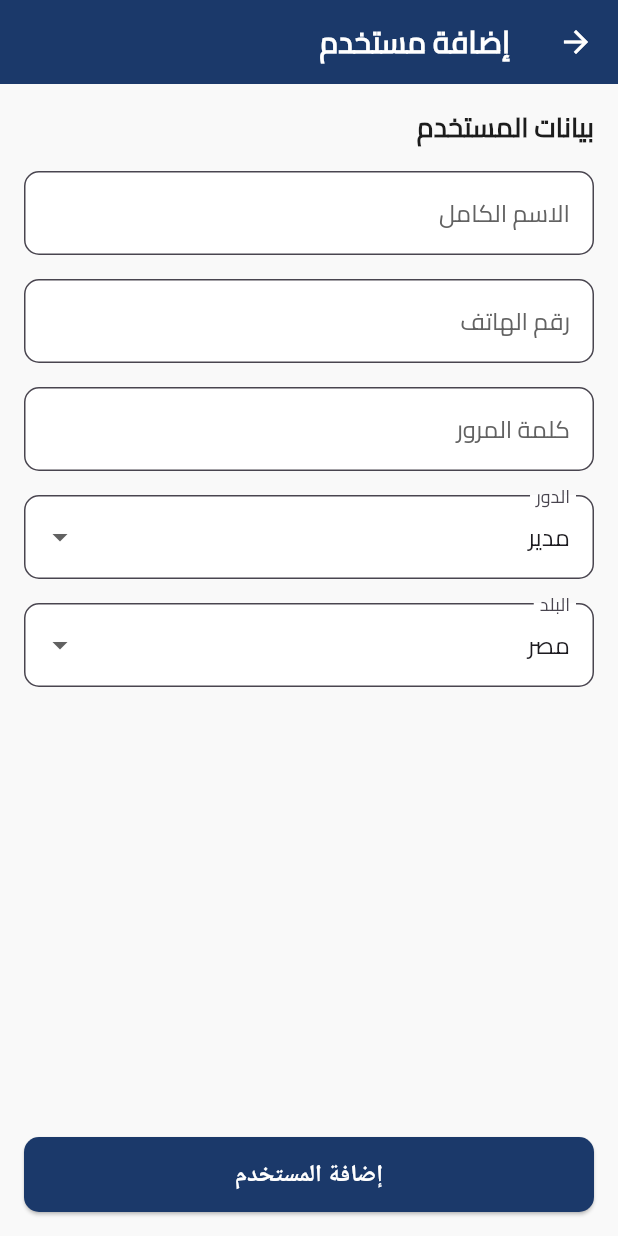
After one commit to hatemelbadwy10/elfarouak-app, a Flutter app: the AddUserView screen opened by its route, on a phone screen of 412 x 824 dp. The commit adds this screen. Run offline on Flutter 3.47's test engine with Material 3 defaults, Android fonts, the phone set to English and light mode, and no system bars; our stand-ins replace dartz, dio, equatable, fluttertoast, get_it, pretty_dio_logger and 1 more; accounts and stored records are empty.

Commit message:
Add add_user_view.dart

```diff
--- a/lib/app_routing/app_router.dart
+++ b/lib/app_routing/app_router.dart
@@ -3,6 +3,7 @@ import 'dart:io';
 import 'package:elfarouk_app/app_routing/route_names.dart';
 import 'package:elfarouk_app/app_routing/routing_data.dart';
 import 'package:elfarouk_app/features/home_view/presentation/view/home_view.dart';
+import 'package:elfarouk_app/features/users/presentation/view/add_user_view.dart';
 import 'package:flutter/cupertino.dart';
 
 import '../features/login_screen/presentation/view/login_screen.dart';
@@ -35,6 +36,11 @@ class AppRouter {
         case RouteNames.homeView:
         return _getPageRoute(
           const HomeView(),
+          settings,
+        );
+        case RouteNames.addUserView:
+        return _getPageRoute(
+          const AddUserView(),
           settings,
         );
 
--- a/lib/app_routing/route_names.dart
+++ b/lib/app_routing/route_names.dart
@@ -2,4 +2,5 @@ class RouteNames {
   static const String splashScreen = "/";
   static const String loginScreen = "/login_screen";
   static const String homeView ='/home_view';
+  static const String addUserView ='/add_user_view';
 }
--- a/lib/features/home_view/presentation/widgets/add_widget.dart
+++ b/lib/features/home_view/presentation/widgets/add_widget.dart
@@ -1,4 +1,8 @@
+import 'package:elfarouk_app/app_routing/route_names.dart';
+import 'package:elfarouk_app/core/services/navigation_service.dart';
 import 'package:flutter/material.dart';
+
+import '../../../../core/services/services_locator.dart';
 
 class AddWidget extends StatelessWidget {
   const AddWidget({super.key});
@@ -46,9 +50,8 @@ class AddWidget extends StatelessWidget {
           ), // تأثير الظل للقائمة
         ).then((value) {
           if (value == 1) {
-            // عملية "إضافة مستخدم"
+            getIt<NavigationService>().navigateTo(RouteNames.addUserView);
           } else if (value == 2) {
-            // عملية "إضافة تحويل"
           }
         });
       },
--- /dev/null
+++ b/lib/features/users/presentation/view/add_user_view.dart
@@ -0,0 +1,122 @@
+import 'package:flutter/material.dart';
+import 'package:elfarouk_app/core/utils/app_colors.dart';
+import 'package:elfarouk_app/core/utils/styles.dart';
+
+import '../../../../core/components/custom/custom_button.dart';
+import '../../../../core/components/custom/custom_text_field.dart';
+
+class AddUserView extends StatelessWidget {
+  const AddUserView({super.key});
+
+  @override
+  Widget build(BuildContext context) {
+    final nameController = TextEditingController();
+    final phoneController = TextEditingController();
+    final passwordController = TextEditingController();
+    final roleController = TextEditingController();
+    final countryController = TextEditingController();
+
+    final roles = ['مدير', 'مشرف', 'موظف']; // قائمة الأدوار
+    final countries = ['مصر', 'السعودية', 'الإمارات']; // قائمة البلدان
+
+    return Scaffold(
+      appBar: AppBar(
+        backgroundColor: AppColors.primary,
+        title: const Text('إضافة مستخدم'),
+      ),
+      body: Padding(
+        padding: const EdgeInsets.symmetric(horizontal: 16.0, vertical: 16.0),
+        child: Form(
+          child: Column(
+            crossAxisAlignment: CrossAxisAlignment.start,
+            children: [
+              const Text(
+                'بيانات المستخدم',
+                style: Styles.text18SemiBold,
+              ),
+              const SizedBox(height: 16),
+              // اسم المستخدم
+              CustomTextField(
+                hintText: 'الاسم الكامل',
+                controller: nameController,
+                textInputAction: TextInputAction.next,
+              ),
+              const SizedBox(height: 16),
+
+              // رقم الهاتف
+              CustomTextField(
+                hintText: 'رقم الهاتف',
+                controller: phoneController,
+                keyboardType: TextInputType.phone,
+                textInputAction: TextInputAction.next,
+              ),
+              const SizedBox(height: 16),
+
+              // كلمة المرور
+              CustomTextField(
+                hintText: 'كلمة المرور',
+                controller: passwordController,
+                obscureText: true,
+                textInputAction: TextInputAction.next,
+              ),
+              const SizedBox(height: 16),
+
+              // الدور
+              DropdownButtonFormField<String>(
+                value: roles.first,
+                onChanged: (value) {
+                  roleController.text = value ?? roles.first;
+                },
+                decoration: InputDecoration(
+                  labelText: 'الدور',
+                  filled: true,
+                  fillColor: Colors.white,
+                  border: OutlineInputBorder(
+                    borderRadius: BorderRadius.circular(10),
+                    borderSide: const BorderSide(color: AppColors.border),
+                  ),
+                ),
+                items: roles
+                    .map((role) => DropdownMenuItem<String>(
+                          value: role,
+                          child: Text(role),
+                        ))
+                    .toList(),
+              ),
+              const SizedBox(height: 16),
+
+              // البلد
+              DropdownButtonFormField<String>(
+                value: countries.first,
+                onChanged: (value) {
+                  countryController.text = value ?? countries.first;
+                },
+                decoration: InputDecoration(
+                  labelText: 'البلد',
+                  filled: true,
+                  fillColor: Colors.white,
+                  border: OutlineInputBorder(
+                    borderRadius: BorderRadius.circular(10),
+                    borderSide: const BorderSide(color: AppColors.border),
+                  ),
+                ),
+                items: countries
+                    .map((country) => DropdownMenuItem<String>(
+                          value: country,
+                          child: Text(country),
+                        ))
+                    .toList(),
+              ),
+              Spacer(),
+              // زر الإضافة
+              CustomButton(
+                text: 'إضافة المستخدم',
+                onPressed: () {},
+              ),
+            ],
+          ),
+        ),
+      ),
+    );
+  }
+}
```
